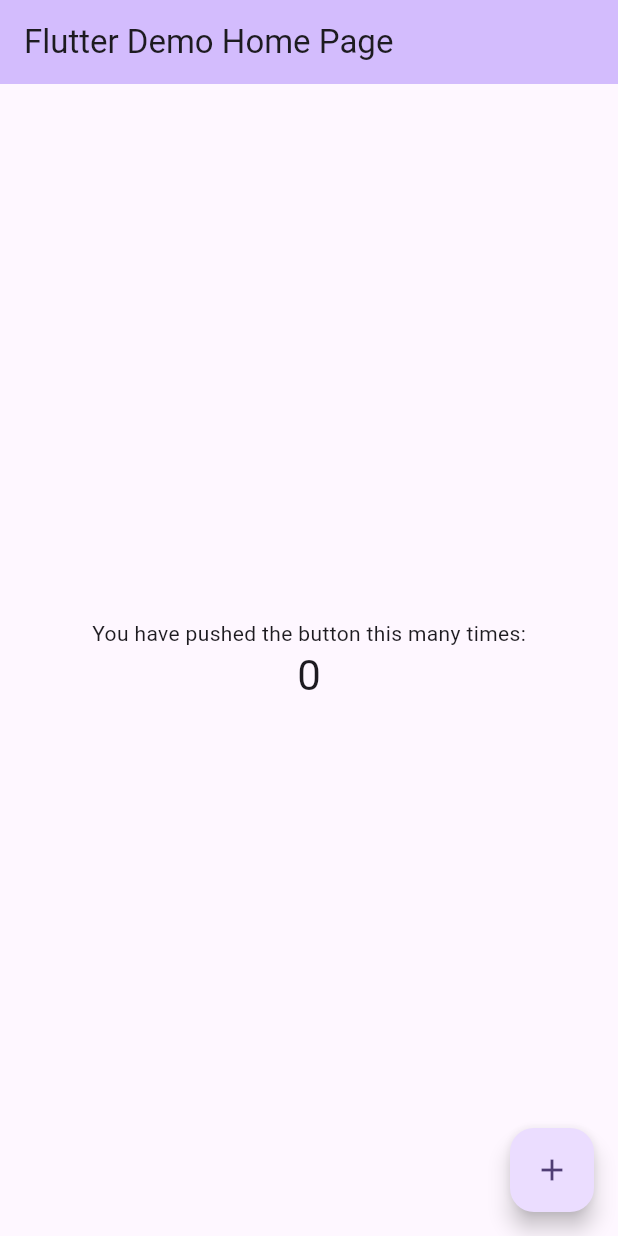
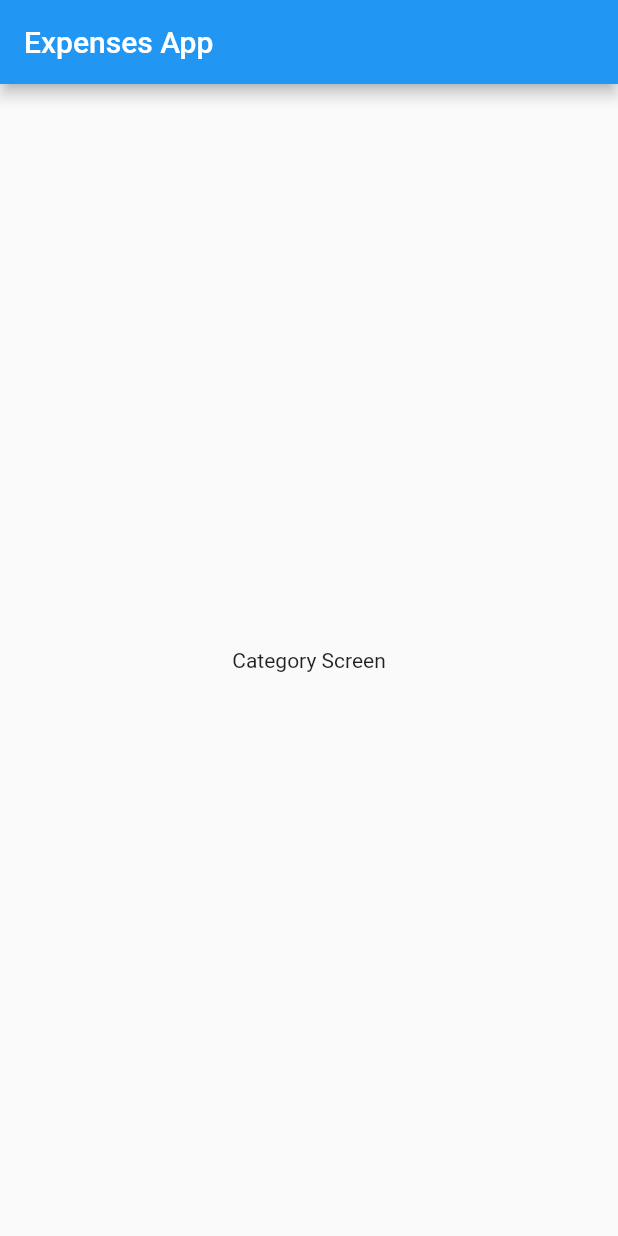
Before and after one commit to Saurav-Ganguly/sqflite_common_ffi_with_provider, a Flutter app: the screen it shows after launch, on a phone screen of 412 x 824 dp. Run offline on Flutter 3.47's test engine with Material 2 defaults, Android fonts, the phone set to English and light mode, and no system bars.

Commit message:
added the modals

```diff
--- /dev/null
+++ b/lib/constants/icons.dart
@@ -0,0 +1,13 @@
+import 'package:flutter/material.dart';
+
+Map<String, IconData> icons = {
+  'rent': Icons.house,
+  'grocery': Icons.local_grocery_store,
+  'airtel bill': Icons.phone_android,
+  'skin_care': Icons.woman,
+  'hair_care': Icons.boy_rounded,
+  'books': Icons.book,
+  'mutual_funds': Icons.area_chart,
+  'entertainment': Icons.movie,
+  'other': Icons.miscellaneous_services,
+};
--- a/lib/main.dart
+++ b/lib/main.dart
@@ -1,125 +1,17 @@
 import 'package:flutter/material.dart';
+import 'package:sqlflite_for_windows_with_provider/screens/category_screens.dart';
 
 void main() {
-  runApp(const MyApp());
+  runApp(
+    const MyApp(),
+  );
 }
 
 class MyApp extends StatelessWidget {
   const MyApp({super.key});
 
-  // This widget is the root of your application.
   @override
   Widget build(BuildContext context) {
-    return MaterialApp(
-      title: 'Flutter Demo',
-      theme: ThemeData(
-        // This is the theme of your application.
-        //
-        // TRY THIS: Try running your application with "flutter run". You'll see
-        // the application has a blue toolbar. Then, without quitting the app,
-        // try changing the seedColor in the colorScheme below to Colors.green
-        // and then invoke "hot reload" (save your changes or press the "hot
-        // reload" button in a Flutter-supported IDE, or press "r" if you used
-        // the command line to start the app).
-        //
-        // Notice that the counter didn't reset back to zero; the application
-        // state is not lost during the reload. To reset the state, use hot
-        // restart instead.
-        //
-        // This works for code too, not just values: Most code changes can be
-        // tested with just a hot reload.
-        colorScheme: ColorScheme.fromSeed(seedColor: Colors.deepPurple),
-        useMaterial3: true,
-      ),
-      home: const MyHomePage(title: 'Flutter Demo Home Page'),
-    );
+    return const CategoryScreen();
   }
 }
-
-class MyHomePage extends StatefulWidget {
-  const MyHomePage({super.key, required this.title});
-
-  // This widget is the home page of your application. It is stateful, meaning
-  // that it has a State object (defined below) that contains fields that affect
-  // how it looks.
-
-  // This class is the configuration for the state. It holds the values (in this
-  // case the title) provided by the parent (in this case the App widget) and
-  // used by the build method of the State. Fields in a Widget subclass are
-  // always marked "final".
-
-  final String title;
-
-  @override
-  State<MyHomePage> createState() => _MyHomePageState();
-}
-
-class _MyHomePageState extends State<MyHomePage> {
-  int _counter = 0;
-
-  void _incrementCounter() {
-    setState(() {
-      // This call to setState tells the Flutter framework that something has
-      // changed in this State, which causes it to rerun the build method below
-      // so that the display can reflect the updated values. If we changed
-      // _counter without calling setState(), then the build method would not be
-      // called again, and so nothing would appear to happen.
-      _counter++;
-    });
-  }
-
-  @override
-  Widget build(BuildContext context) {
-    // This method is rerun every time setState is called, for instance as done
-    // by the _incrementCounter method above.
-    //
-    // The Flutter framework has been optimized to make rerunning build methods
-    // fast, so that you can just rebuild anything that needs updating rather
-    // than having to individually change instances of widgets.
-    return Scaffold(
-      appBar: AppBar(
-        // TRY THIS: Try changing the color here to a specific color (to
-        // Colors.amber, perhaps?) and trigger a hot reload to see the AppBar
-        // change color while the other colors stay the same.
-        backgroundColor: Theme.of(context).colorScheme.inversePrimary,
-        // Here we take the value from the MyHomePage object that was created by
-        // the App.build method, and use it to set our appbar title.
-        title: Text(widget.title),
-      ),
-      body: Center(
-        // Center is a layout widget. It takes a single child and positions it
-        // in the middle of the parent.
-        child: Column(
-          // Column is also a layout widget. It takes a list of children and
-          // arranges them vertically. By default, it sizes itself to fit its
-          // children horizontally, and tries to be as tall as its parent.
-          //
-          // Column has various properties to control how it sizes itself and
-          // how it positions its children. Here we use mainAxisAlignment to
-          // center the children vertically; the main axis here is the vertical
-          // axis because Columns are vertical (the cross axis would be
-          // horizontal).
-          //
-          // TRY THIS: Invoke "debug painting" (choose the "Toggle Debug Paint"
-          // action in the IDE, or press "p" in the console), to see the
-          // wireframe for each widget.
-          mainAxisAlignment: MainAxisAlignment.center,
-          children: <Widget>[
-            const Text(
-              'You have pushed the button this many times:',
-            ),
-            Text(
-              '$_counter',
-              style: Theme.of(context).textTheme.headlineMedium,
-            ),
-          ],
-        ),
-      ),
-      floatingActionButton: FloatingActionButton(
-        onPressed: _incrementCounter,
-        tooltip: 'Increment',
-        child: const Icon(Icons.add),
-      ), // This trailing comma makes auto-formatting nicer for build methods.
-    );
-  }
-}
--- /dev/null
+++ b/lib/modals/Category.dart
@@ -0,0 +1,32 @@
+import 'package:flutter/material.dart';
+import 'package:sqlflite_for_windows_with_provider/constants/icons.dart';
+
+class Category {
+  final String title; //title
+  final int enteries; //no of enteries
+  final int totalAmt; //total amount in the category
+  final IconData icon; //icon - constant icons
+
+  //constructor
+  Category({
+    required this.title,
+    required this.enteries,
+    required this.totalAmt,
+    required this.icon,
+  });
+
+  //change the class into a map
+  Map<String, dynamic> toMap() => {
+        'title': title,
+        'enteries': enteries,
+        'totalAmt': totalAmt,
+      };
+
+  //convert back the map into Object
+  factory Category.fromString(Map<String, dynamic> value) => Category(
+        title: value['title'],
+        enteries: value['enteries'],
+        totalAmt: value['totalAmt'],
+        icon: icons[value['title']]!,
+      );
+}
--- /dev/null
+++ b/lib/modals/Expense.dart
@@ -0,0 +1,32 @@
+class Expense {
+  final int id;
+  final String title;
+  final int amount;
+  final DateTime date;
+  final String category;
+
+  Expense({
+    required this.id,
+    required this.title,
+    required this.amount,
+    required this.date,
+    required this.category,
+  });
+
+  //map to object to map
+  Map<String, dynamic> toMap() => {
+        'title': title,
+        'amount': amount,
+        'date': date.toString(),
+        'category': category,
+      };
+
+  //map to object
+  factory Expense.fromString(Map<String, dynamic> value) => Expense(
+        id: value['id'],
+        title: value['title'],
+        amount: value['amount'],
+        category: value['category'],
+        date: DateTime.parse(value['date']),
+      );
+}
--- /dev/null
+++ b/lib/screens/category_screens.dart
@@ -0,0 +1,19 @@
+import 'package:flutter/material.dart';
+
+class CategoryScreen extends StatelessWidget {
+  const CategoryScreen({super.key});
+
+  @override
+  Widget build(BuildContext context) {
+    return MaterialApp(
+      home: Scaffold(
+        appBar: AppBar(
+          title: const Text(
+            'Expenses App',
+          ),
+        ),
+        body: const Center(child: Text('Category Screen')),
+      ),
+    );
+  }
+}
```
